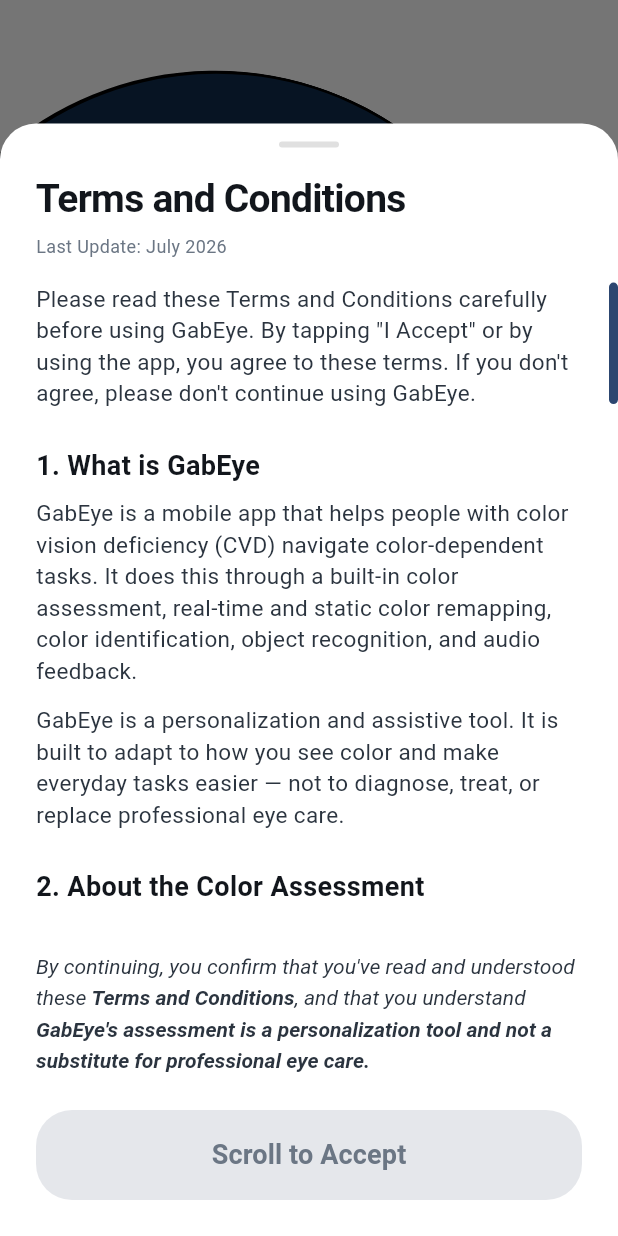
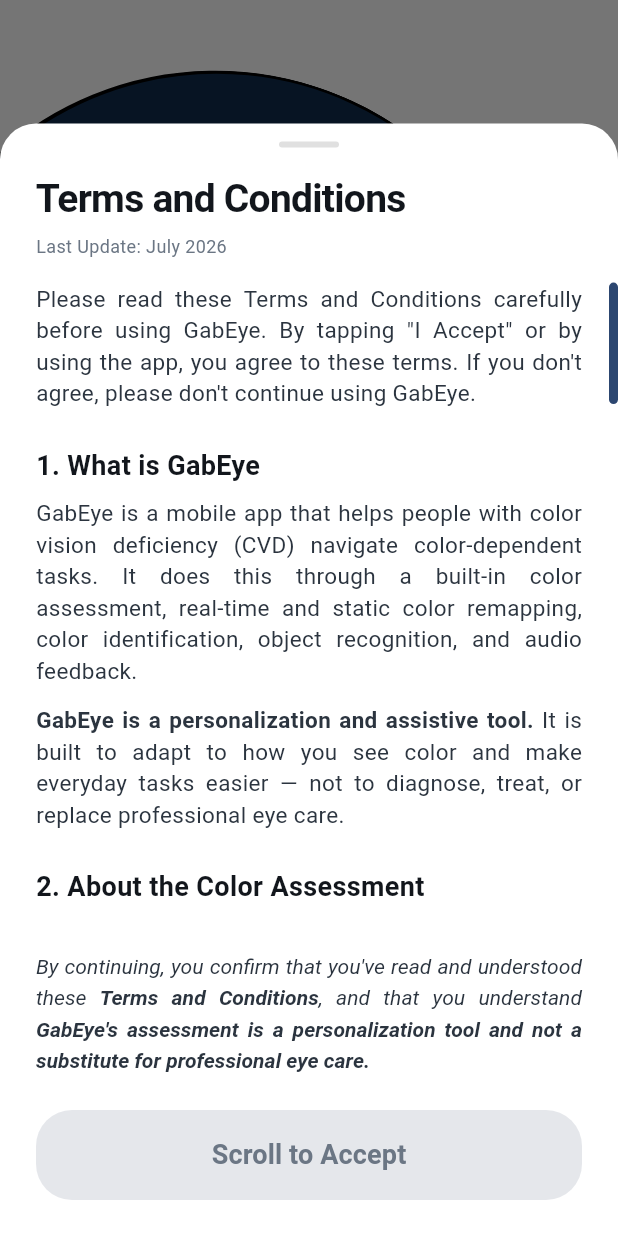
Before and after one commit to dinonIsaig/GabEye, a Flutter app: the screen it shows after launch, after a tap on "Get Started", on a phone screen of 412 x 824 dp. Run offline on Flutter 3.47's test engine with Material 3 defaults, Android fonts, the phone set to English and light mode, and no system bars; our stand-ins replace flutter_svg.

Commit message:
style: adding colors and fixing alignments

```diff
--- a/lib/core/theme/app_colors.dart
+++ b/lib/core/theme/app_colors.dart
@@ -18,7 +18,7 @@
   static const Color darkTextSecondary = Color(0xFFCAD3DE);
 
   // Semantic Colors
-  static const Color errorRed = Color(0xFFDC2626);
+  static const Color errorRed = Color(0xFF961320);
   static const Color successGreen = Color(0xFF16A34A);
 
   // UI Elements
--- a/lib/features/onboarding/screens/get_started_screen.dart
+++ b/lib/features/onboarding/screens/get_started_screen.dart
@@ -1,5 +1,5 @@
 import 'package:flutter/material.dart';
-import 'package:flutter_svg/flutter_svg.dart'; // REQUIRED for .svg files!
+import 'package:flutter_svg/flutter_svg.dart';
 import 'package:gabeye/core/routing/app_routes.dart';
 import 'package:gabeye/features/onboarding/widgets/terms_and_conditions_modal.dart';
 
@@ -33,7 +33,7 @@
             Expanded(
               flex: 3,
               child: Padding(
-                padding: const EdgeInsets.symmetric(horizontal: 40.0),
+                padding: const EdgeInsets.symmetric(horizontal: 50.0),
                 child: Column(
                   crossAxisAlignment: CrossAxisAlignment.start,
                   mainAxisAlignment: MainAxisAlignment.end,
--- a/lib/features/onboarding/widgets/terms_and_conditions_modal.dart
+++ b/lib/features/onboarding/widgets/terms_and_conditions_modal.dart
@@ -110,6 +110,7 @@
               child: Column(
                 children: [
                   RichText(
+                    textAlign: TextAlign.justify,
                     text: TextSpan(
                       style: TextStyle(
                         fontSize: 14,
@@ -174,6 +175,7 @@
         Text(
           'Please read these Terms and Conditions carefully before using GabEye. By tapping "I Accept" or by using the app, you agree to these terms. If you don\'t agree, please don\'t continue using GabEye.',
           style: bodyStyle,
+          textAlign: TextAlign.justify,
         ),
         const SizedBox(height: 24),
 
@@ -182,11 +184,23 @@
         Text(
           'GabEye is a mobile app that helps people with color vision deficiency (CVD) navigate color-dependent tasks. It does this through a built-in color assessment, real-time and static color remapping, color identification, object recognition, and audio feedback.',
           style: bodyStyle,
+          textAlign: TextAlign.justify,
         ),
         const SizedBox(height: 12),
-        Text(
-          'GabEye is a personalization and assistive tool. It is built to adapt to how you see color and make everyday tasks easier — not to diagnose, treat, or replace professional eye care.',
+        Text.rich(
+          TextSpan(
+            children: [
+              TextSpan(
+                text: 'GabEye is a personalization and assistive tool. ',
+                style: TextStyle(fontWeight: FontWeight.bold),
+              ),
+              TextSpan(
+                text: 'It is built to adapt to how you see color and make everyday tasks easier — not to diagnose, treat, or replace professional eye care.',
+              ),
+            ],
+          ),
           style: bodyStyle,
+          textAlign: TextAlign.justify,
         ),
         const SizedBox(height: 24),
 
@@ -204,6 +218,7 @@
         Text(
           'GabEye\'s real-time mode uses your device\'s camera to identify and remap colors as you move through your environment.',
           style: bodyStyle,
+          textAlign: TextAlign.justify,
         ),
         const SizedBox(height: 12),
         _buildBulletPoint('Please remain stationary while using real-time camera features. This ensures accurate processing and helps prevent accidents while you\'re focused on your screen.', bodyStyle),
@@ -216,6 +231,7 @@
         Text(
           'We built GabEye to keep your information private and under your control.',
           style: bodyStyle,
+          textAlign: TextAlign.justify,
         ),
         const SizedBox(height: 12),
         _buildBulletPoint('Your data stays on your device. Your assessment results, color vision profile, and app settings are stored locally, using offline device storage. We do not upload this information to external servers or the cloud.', bodyStyle),
@@ -229,6 +245,7 @@
         Text(
           'While we\'ve built GabEye to be genuinely helpful, please keep the following in mind:',
           style: bodyStyle,
+          textAlign: TextAlign.justify,
         ),
         const SizedBox(height: 12),
         _buildBulletPoint('Color identification, object recognition, and audio feedback may not always be perfectly accurate, especially in poor lighting or unusual environments.', bodyStyle),
@@ -248,7 +265,7 @@
         children: [
           Text('•  ', style: style.copyWith(fontWeight: FontWeight.bold)),
           Expanded(
-            child: Text(text, style: style),
+            child: Text(text, style: style, textAlign: TextAlign.justify),
           ),
         ],
       ),
--- a/lib/main.dart
+++ b/lib/main.dart
@@ -18,7 +18,7 @@
 
       theme: GabEyeTheme.lightTheme,
       darkTheme: GabEyeTheme.darkTheme,
-      themeMode: ThemeMode.light, // change this to lightTheme or Dark for ur preferred workspace
+      themeMode: ThemeMode.system, // change this to light or Dark for ur preferred workspace
 
       initialRoute: AppRoutes.getStarted, // change this initial route so u can directly work on your screens
       routes: AppRoutes.getRoutes(),
```
